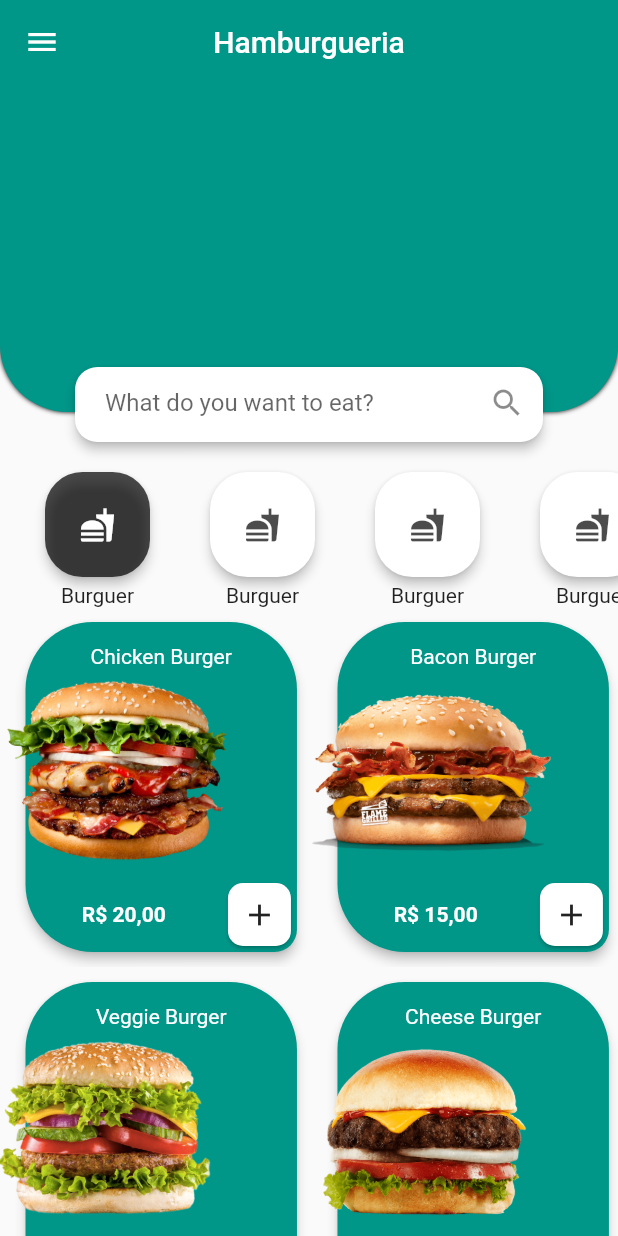
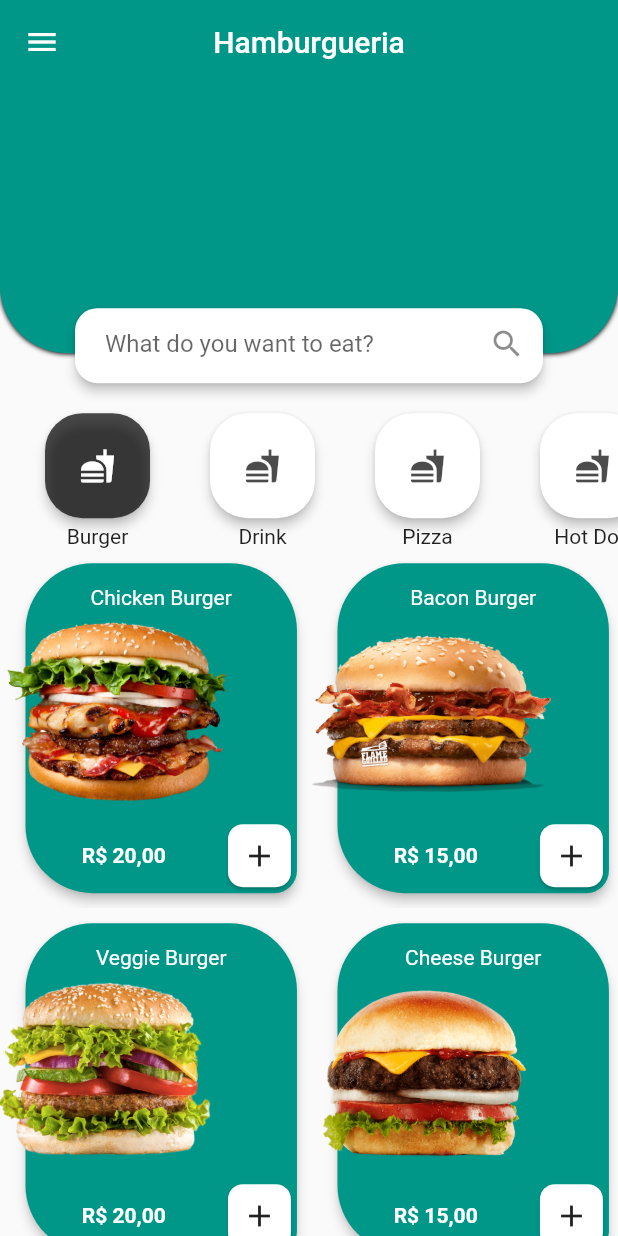
Before and after one commit to clenilsonsilva/burger_app, a Flutter app: the screen it shows after launch, after a tap on the "fastfood" icon, on a phone screen of 412 x 824 dp. Run offline on Flutter 3.47's test engine with Material 2 defaults, Android fonts, the phone set to English and light mode, and no system bars; our stand-ins replace flutter_rating_bar.

Commit message:
13/11/22-01

```diff
--- a/lib/app.dart
+++ b/lib/app.dart
@@ -20,9 +20,9 @@ class App extends StatelessWidget {
         floatingActionButtonTheme:
             const FloatingActionButtonThemeData(backgroundColor: Colors.orange),
       ),
-      home: const HomePage(),
+      home:  HomePage(),
       routes: {
-        HomePage.tag: (_) => const HomePage(),
+        HomePage.tag: (_) =>  HomePage(),
 
       },
     );
--- a/lib/body/categories.dart
+++ b/lib/body/categories.dart
@@ -1,14 +1,10 @@
 import 'package:flutter/material.dart';
 
-class Categories extends StatefulWidget {
-  const Categories({super.key});
+class Categories extends StatelessWidget {
+  final ValueNotifier<int> currentselecteditem ;
+  final List lista = ['Burger', 'Drink', 'Pizza', 'Hot Dog'];
+  Categories({super.key, required this.currentselecteditem});
 
-  @override
-  State<Categories> createState() => _CategoriesState();
-}
-
-class _CategoriesState extends State<Categories> {
-  int currentSelectedItem = 0;
   @override
   Widget build(BuildContext context) {
     int items = 4;
@@ -30,14 +26,16 @@ class _CategoriesState extends State<Categories> {
                       left: index == 0 ? 20 : 0,
                       right: 20,
                     ),
-                    child: GestureDetector(
-                      onTap: (() {
-                        setState(() {
-                          currentSelectedItem = index;
-                        });
-                      }),
+                    child: ValueListenableBuilder(
+                      valueListenable: currentselecteditem,
+                      builder: (context, value, child) {
+                        return GestureDetector(
+                        onTap: () {
+                          currentselecteditem.value = index;
+                          print(currentselecteditem.value = index);
+                        },
                         child: Card(
-                        color: index == currentSelectedItem
+                          color: index == currentselecteditem.value
                               ? Colors.black.withOpacity(0.7)
                               : Colors.white,
                           elevation: 3,
@@ -47,11 +45,13 @@ class _CategoriesState extends State<Categories> {
                           ),
                           child: Icon(
                             Icons.fastfood,
-                          color: index == currentSelectedItem
+                            color: index == currentselecteditem.value
                                 ? Colors.white
                                 : Colors.black.withOpacity(0.7),
                           ),
                         ),
+                      );
+                      },
                     ),
                   )
                 ],
@@ -65,9 +65,9 @@ class _CategoriesState extends State<Categories> {
                     right: 20,
                   ),
                   child: Row(
-                    children: const [
+                    children: [
                       Spacer(),
-                      Text("Burguer"),
+                      Text(lista[index]),
                       Spacer(),
                     ],
                   ),
--- a/lib/body/hamburguer_list.dart
+++ b/lib/body/hamburguer_list.dart
@@ -3,8 +3,9 @@ import 'package:flutter_cep/screens/burger_page.dart';
 
 class HamburgueList extends StatelessWidget {
   final Map map_0, map_1;
+  final ValueNotifier<int> tab;
   const HamburgueList({
-    super.key, required this.map_0, required this.map_1,
+    super.key, required this.map_0, required this.map_1, required this.tab,
   });
 
   @override
--- a/lib/class/items.dart
+++ b/lib/class/items.dart
@@ -46,3 +46,22 @@ Map veggibuger() {
   'width': 150.0,
   'height': 160.0,};
 }
+
+
+
+List categories(int pos) {
+  if (pos==0) {
+  return [baconburger(),chickenburger(),cheeseburger(),veggibuger()];
+  }else if(pos==1) {
+    return [veggibuger(),cheeseburger(),chickenburger(),baconburger()];
+  }
+  else if(pos==2) {
+    return [chickenburger(),veggibuger(),baconburger(),cheeseburger()];
+  }
+  else if(pos==3) {
+    return [cheeseburger(),baconburger(),veggibuger(),chickenburger()];
+  }
+  else{
+    return[];
+  }
+}
--- a/lib/header/header.dart
+++ b/lib/header/header.dart
@@ -17,7 +17,7 @@ class HeaderTeste extends StatelessWidget {
               Column(
                 children: [
                   Container(
-                    height: size.height / 3,
+                    height: size.height / 3.5,
                     decoration: const BoxDecoration(
                         color: Colors.teal,
                         borderRadius: BorderRadius.vertical(
@@ -39,7 +39,7 @@ class HeaderTeste extends StatelessWidget {
                                 mainAxisAlignment: MainAxisAlignment.center,
                                 children: [
                                   SizedBox(
-                                    height: size.height / 3,
+                                    height: size.height / 3.5,
                                     width: size.width,
                                     child: Image.asset(imagem),
                                   )
--- a/lib/screens/burger_page.dart
+++ b/lib/screens/burger_page.dart
@@ -1,4 +1,5 @@
 import 'package:flutter/material.dart';
+import 'package:flutter_cep/class/listcard.dart';
 import 'package:flutter_cep/header/header.dart';
 import '../body/body_desc.dart';
 import '../widgets/burgerbottonnavbar.dart';
@@ -23,7 +24,7 @@ class BurgerPage extends StatelessWidget {
             Navigator.pop(context);
           },
         ),
-        // actions: const [ShopIconAppBar()],
+        actions: listreturn().isNotEmpty ? const[ShopIconAppBar()] : null,
         backgroundColor: Colors.transparent,
         elevation: 0,
       ),
--- a/lib/screens/home_page.dart
+++ b/lib/screens/home_page.dart
@@ -1,4 +1,5 @@
 import 'package:flutter/material.dart';
+import 'package:flutter_cep/class/listcard.dart';
 import '../class/items.dart';
 import '../header/header.dart';
 import '../body/categories.dart';
@@ -7,8 +8,9 @@ import '../widgets/DrawerWidget.dart';
 import '../widgets/shop_icon_appbar.dart';
 
 class HomePage extends StatelessWidget {
+  final tab = ValueNotifier<int>(0);
   static const tag = 'home_page';
-  const HomePage({super.key});
+  HomePage({super.key});
 
   @override
   Widget build(BuildContext context) {
@@ -17,25 +19,36 @@ class HomePage extends StatelessWidget {
       drawer: const DrawerWidget(),
       appBar: AppBar(
         title: const Text('Hamburgueria'),
-        // actions: const [ShopIconAppBar()],
+        actions: listreturn().isNotEmpty ? const [ShopIconAppBar()] : null,
         backgroundColor: Colors.transparent,
         elevation: 0,
       ),
-      body: CustomScrollView(
+      body: ValueListenableBuilder(
+        valueListenable: tab,
+        builder: (context, value, child) {
+          return CustomScrollView(
             scrollDirection: Axis.vertical,
             slivers: [
-          HeaderTeste(a: 'home', imagem: 'a',),
-          const Categories(),
-          HamburgueList(
-            map_0: baconburger(),
-            map_1: chickenburger(),
+              HeaderTeste(
+                a: 'home',
+                imagem: 'a',
+              ),
+              Categories(
+                currentselecteditem: tab,
               ),
               HamburgueList(
-            map_0: cheeseburger(),
-            map_1: veggibuger(),
+                map_0: categories(tab.value)[0],
+                map_1: categories(tab.value)[1],
+                tab: tab,
               ),
-
+              HamburgueList(
+                map_0: categories(tab.value)[2],
+                map_1: categories(tab.value)[3],
+                tab: tab,
+              ),
             ],
+          );
+        },
       ),
     );
   }
--- a/pubspec.yaml
+++ b/pubspec.yaml
@@ -30,6 +30,7 @@ dependencies:
   flutter:
     sdk: flutter
   flutter_rating_bar: ^4.0.1
+  sqflite: ^2.2.0+3
 
 
   # The following adds the Cupertino Icons font to your application.
```
Also changed, not shown: lib/class/listcard.dart (+24 -15 lines), lib/screens/shippin_page.dart (+87 -87 lines), lib/widgets/burgerbottonnavbar.dart (+6 -7 lines), lib/widgets/shop_icon_appbar.dart (+17 -17 lines), pubspec.lock. Lines whose indentation alone changed are shown as unchanged.
